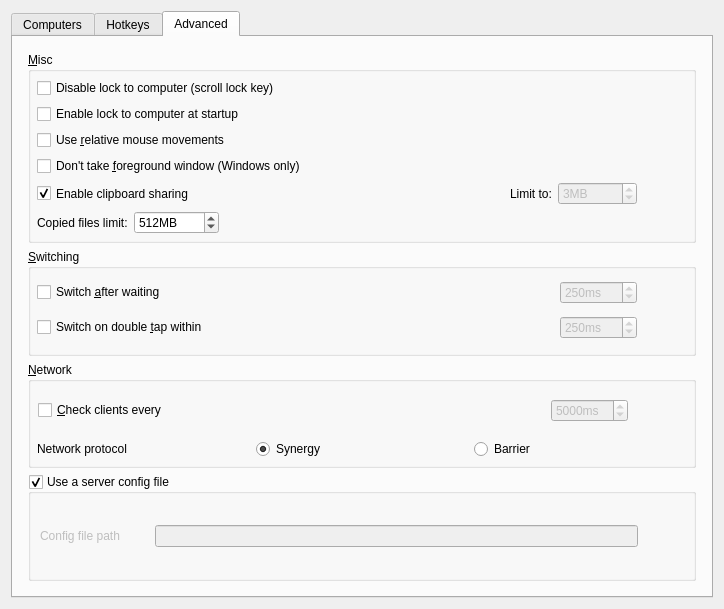
The window that src/lib/gui/dialogs/ServerConfigDialog.ui (wesleypayton/deskflow-plus) describes before a commit, drawn with Qt 5.
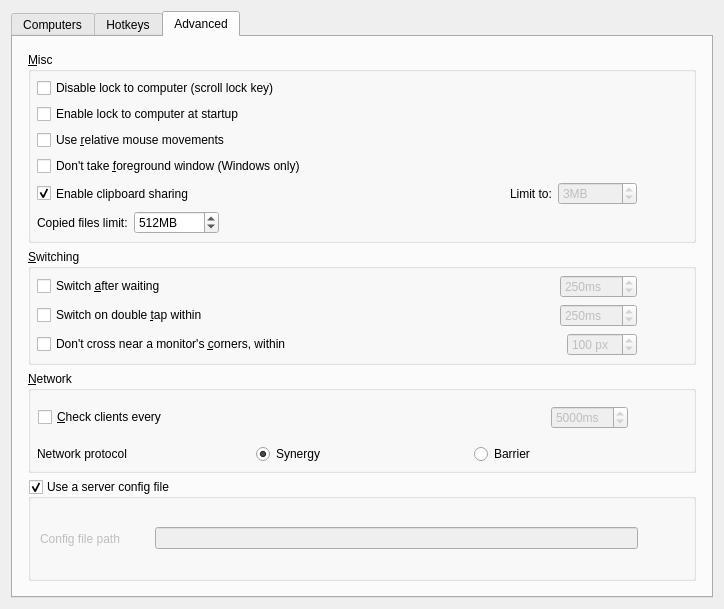
The same window after the commit. The open tabs and pages were chosen to show the change. Icons and pictures are not drawn. Custom widgets are drawn as their Qt base class.

Commit message:
feat: remember the server's address, and an option to not cross near corners
Ideas from Mouse Without Borders:
- A client remembers the address each server name last connected at, and tries
  it after the typed addresses, so it still reaches the server when the name
  can't be found.
- Configure Server > Advanced can block crossing within a number of pixels of
  any monitor's corner, 100 by default, for a client's own mouse too.

The edit to the form file:
```diff
--- a/src/lib/gui/dialogs/ServerConfigDialog.ui
+++ b/src/lib/gui/dialogs/ServerConfigDialog.ui
@@ -672,6 +672,77 @@
             </item>
            </layout>
           </item>
+          <item>
+           <layout class="QHBoxLayout" name="layoutBlockCorners">
+            <item>
+             <widget class="QCheckBox" name="cbBlockCorners">
+              <property name="text">
+               <string>Don't cross near a monitor's &amp;corners, within</string>
+              </property>
+              <property name="toolTip">
+               <string>Keeps the cursor from crossing to another computer while reaching for the Start button, a window's close button or a hot corner</string>
+              </property>
+             </widget>
+            </item>
+            <item>
+             <spacer name="spacerBlockCorners">
+              <property name="orientation">
+               <enum>Qt::Orientation::Horizontal</enum>
+              </property>
+              <property name="sizeHint" stdset="0">
+               <size>
+                <width>40</width>
+                <height>20</height>
+               </size>
+              </property>
+             </spacer>
+            </item>
+            <item>
+             <widget class="QSpinBox" name="sbBlockCornerSize">
+              <property name="enabled">
+               <bool>false</bool>
+              </property>
+              <property name="sizePolicy">
+               <sizepolicy hsizetype="Maximum" vsizetype="Fixed">
+                <horstretch>0</horstretch>
+                <verstretch>0</verstretch>
+               </sizepolicy>
+              </property>
+              <property name="suffix">
+               <string> px</string>
+              </property>
+              <property name="minimum">
+               <number>5</number>
+              </property>
+              <property name="maximum">
+               <number>1000</number>
+              </property>
+              <property name="singleStep">
+               <number>10</number>
+              </property>
+              <property name="value">
+               <number>100</number>
+              </property>
+             </widget>
+            </item>
+            <item>
+             <spacer name="spacerBlockCorners_2">
+              <property name="orientation">
+               <enum>Qt::Orientation::Horizontal</enum>
+              </property>
+              <property name="sizeType">
+               <enum>QSizePolicy::Policy::Fixed</enum>
+              </property>
+              <property name="sizeHint" stdset="0">
+               <size>
+                <width>50</width>
+                <height>20</height>
+               </size>
+              </property>
+             </spacer>
+            </item>
+           </layout>
+          </item>
          </layout>
         </widget>
        </item>
```
Left out of the diff: 2 changed lines with no effect on the pictures. The commit also changes 18 other files.
